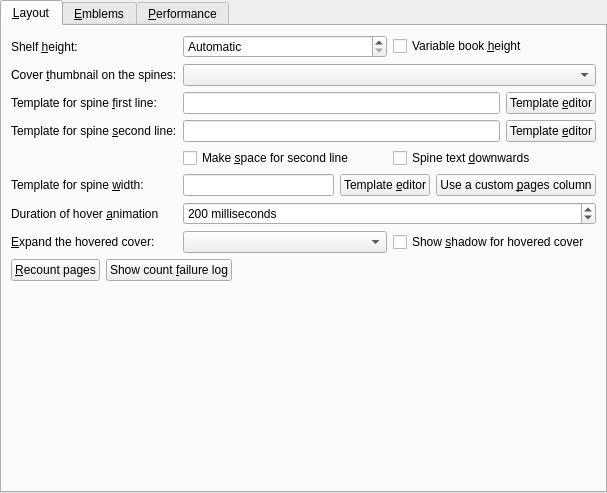
Before: the Qt Designer form src/calibre/gui2/preferences/look_feel_tabs/bookshelf_view.ui in kovidgoyal/calibre, drawn with Qt 5.
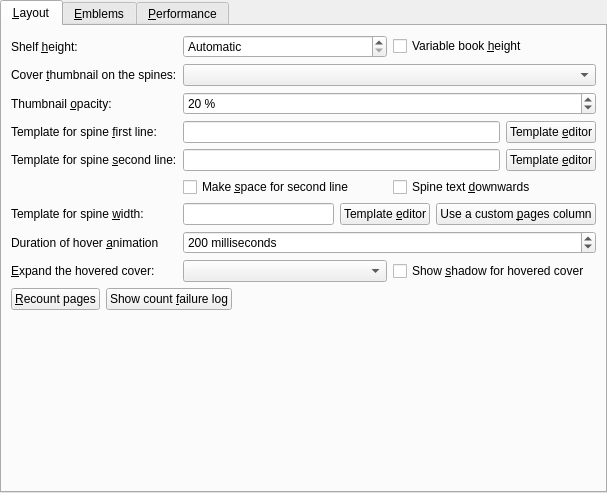
After: the same form once the commit is applied. Custom widgets are drawn as their Qt base class.

Commit message: Bookshelf: add option for thumbnail opacity

Patch:
```diff
--- a/src/calibre/gui2/preferences/look_feel_tabs/bookshelf_view.ui
+++ b/src/calibre/gui2/preferences/look_feel_tabs/bookshelf_view.ui
@@ -72,6 +72,35 @@
      <widget class="QComboBox" name="opt_bookshelf_thumbnail"/>
     </item>
     <item row="2" column="0">
+     <widget class="QLabel" name="label_3">
+      <property name="text">
+       <string>Thumbnail &amp;opacity:</string>
+      </property>
+      <property name="buddy">
+       <cstring>opt_bookshelf_thumbnail_opacity</cstring>
+      </property>
+     </widget>
+    </item>
+    <item row="2" column="1">
+     <widget class="QSpinBox" name="opt_bookshelf_thumbnail_opacity">
+      <property name="suffix">
+       <string> %</string>
+      </property>
+      <property name="minimum">
+       <number>1</number>
+      </property>
+      <property name="maximum">
+       <number>100</number>
+      </property>
+      <property name="singleStep">
+       <number>10</number>
+      </property>
+      <property name="value">
+       <number>20</number>
+      </property>
+     </widget>
+    </item>
+    <item row="3" column="0">
      <widget class="QLabel" name="label_title">
       <property name="text">
        <string>Template for spine &amp;first line:</string>
@@ -81,7 +110,7 @@
       </property>
      </widget>
     </item>
-    <item row="2" column="1">
+    <item row="3" column="1">
      <layout class="QHBoxLayout" name="horizontalLayout_2">
       <item>
        <widget class="QLineEdit" name="opt_bookshelf_title_template">
@@ -102,7 +131,7 @@
       </item>
      </layout>
     </item>
-    <item row="3" column="0">
+    <item row="4" column="0">
      <widget class="QLabel" name="label_2">
       <property name="text">
        <string>Template for spine &amp;second line:</string>
@@ -112,7 +141,7 @@
       </property>
      </widget>
     </item>
-    <item row="3" column="1">
+    <item row="4" column="1">
      <layout class="QHBoxLayout" name="horizontalLayout_4">
       <item>
        <widget class="QLineEdit" name="opt_bookshelf_author_template">
```
Left out of the diff: 48 changed lines with no effect on the pictures. The commit also changes 3 other files.
